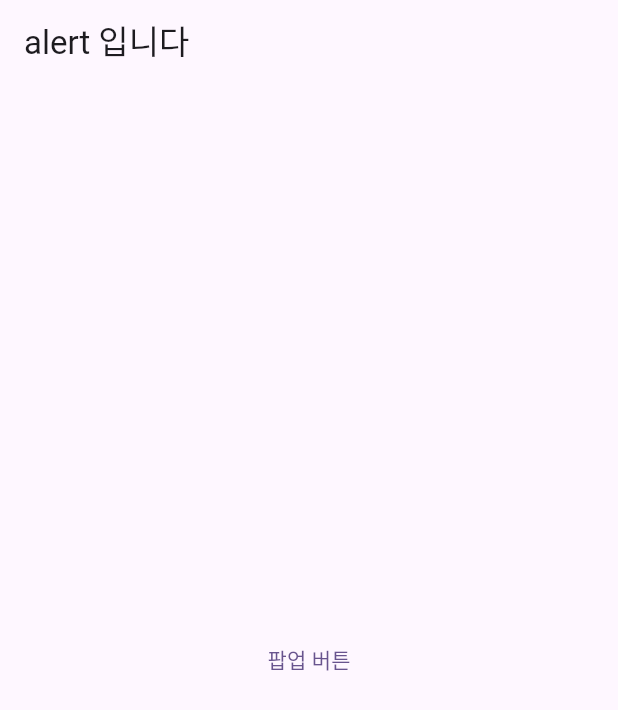
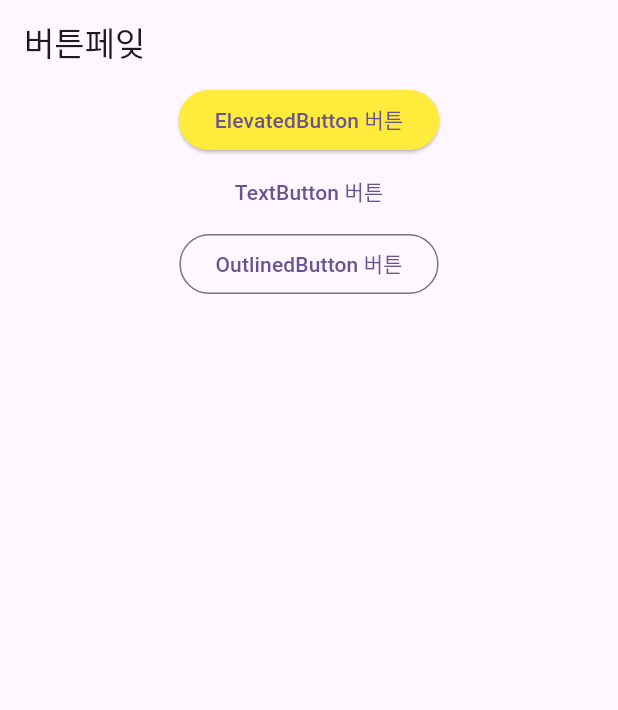
Before and after one commit to Bigbrushh/flutter_repository, a Flutter app: the screen it shows after launch, on a phone screen of 412 x 824 dp. Shown: the top 710 px of the screen. Run offline on Flutter 3.47's test engine with Material 3 defaults, Android fonts, the phone set to English and light mode, and no system bars.

Commit message:
점심 후

```diff
--- /dev/null
+++ b/lib/button.dart
@@ -0,0 +1,46 @@
+import 'package:flutter/material.dart';
+
+class MyHomePage extends StatefulWidget {
+  const MyHomePage({super.key});
+
+  @override
+  State<MyHomePage> createState() => _MyHomePageState();
+}
+
+class _MyHomePageState extends State<MyHomePage> {
+  @override
+  Widget build(BuildContext context) {
+    return Scaffold(
+      appBar: AppBar(
+        title: Text("버튼페잊"),
+      ),
+      body: Container(
+        child: Column(
+          children: [
+            Center(
+              child: ElevatedButton(
+                style: ElevatedButton.styleFrom(
+                    backgroundColor: Colors.yellow
+                ),
+                onPressed: () {print("ElevatedButton click");},
+                child: Text("ElevatedButton 버튼"),
+              ),
+            ),
+            Center(
+            child: TextButton(
+            onPressed: () {print("TextButton click");},
+            child: Text("TextButton 버튼"),
+              ),
+            ),
+            Center(
+              child: OutlinedButton(
+                onPressed: () {print("OutlinedButton click");},
+                child: Text("OutlinedButton 버튼"),
+              ),
+            ),
+          ],
+        ),
+      ),
+    );
+  }
+}
--- a/lib/main.dart
+++ b/lib/main.dart
@@ -1,5 +1,5 @@
 import 'package:flutter/material.dart';
-import 'alert.dart';
+import 'button.dart';
 
 void main() {
   runApp(const MyApp());
```
